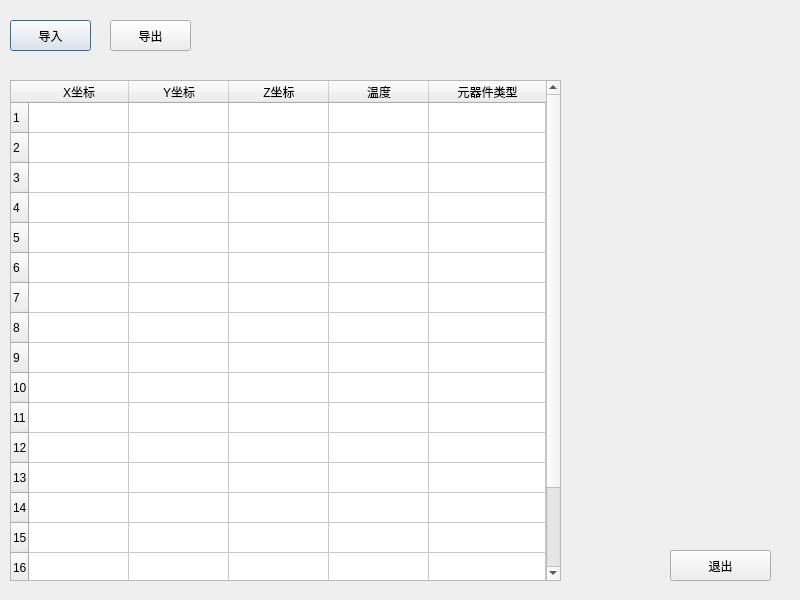
The window that monitor1.ui (k1moday/pyside2_GUI_project) describes before a commit, drawn with Qt 5.
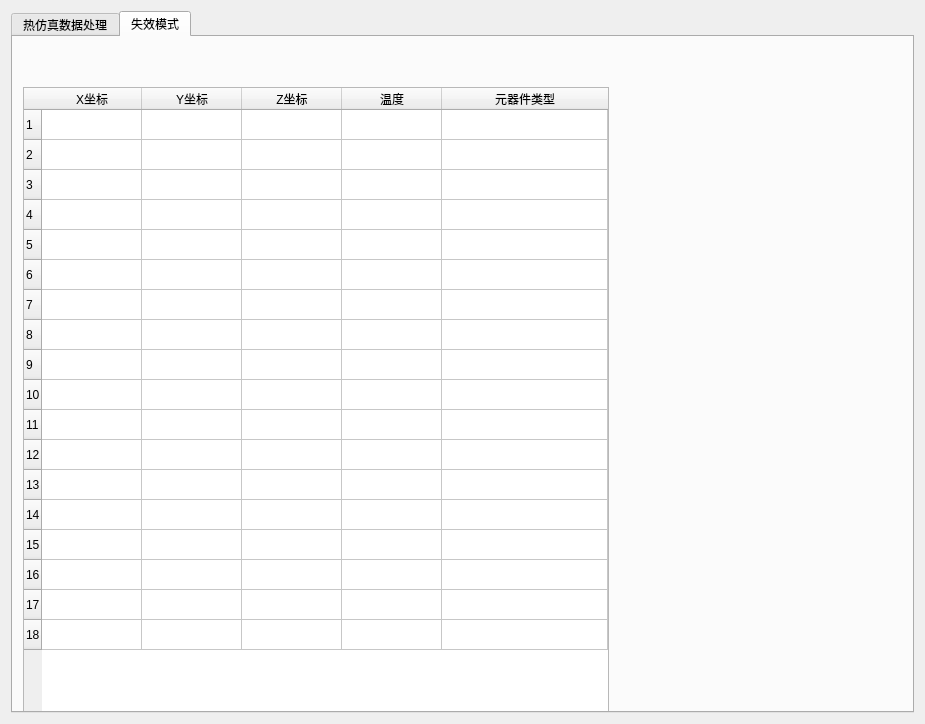
The same window after the commit. The open tabs and pages were chosen to show the change.

The edit to the form file:
```diff
--- a/monitor1.ui
+++ b/monitor1.ui
@@ -6,47 +6,70 @@
    <rect>
     <x>0</x>
     <y>0</y>
-    <width>800</width>
-    <height>600</height>
+    <width>925</width>
+    <height>724</height>
    </rect>
   </property>
   <property name="windowTitle">
    <string>热仿真数据处理</string>
   </property>
+  <layout class="QHBoxLayout" name="horizontalLayout">
+   <item>
+    <widget class="QTabWidget" name="tabWidget">
+     <property name="sizePolicy">
+      <sizepolicy hsizetype="Preferred" vsizetype="Preferred">
+       <horstretch>0</horstretch>
+       <verstretch>0</verstretch>
+      </sizepolicy>
+     </property>
+     <property name="currentIndex">
+      <number>0</number>
+     </property>
+     <widget class="QWidget" name="tab">
+      <attribute name="title">
+       <string>热仿真数据处理</string>
+      </attribute>
+      <layout class="QVBoxLayout" name="verticalLayout">
+       <item>
+        <layout class="QHBoxLayout" name="horizontalLayout_2">
+         <item>
   <widget class="QPushButton" name="pushButton">
-   <property name="geometry">
-    <rect>
-     <x>10</x>
-     <y>20</y>
-     <width>81</width>
-     <height>31</height>
-    </rect>
-   </property>
    <property name="text">
     <string>导入</string>
    </property>
   </widget>
+         </item>
+         <item>
   <widget class="QPushButton" name="pushButton_2">
-   <property name="geometry">
-    <rect>
-     <x>110</x>
-     <y>20</y>
-     <width>81</width>
-     <height>31</height>
-    </rect>
-   </property>
    <property name="text">
     <string>导出</string>
    </property>
   </widget>
+         </item>
+         <item>
+          <spacer name="horizontalSpacer">
+           <property name="orientation">
+            <enum>Qt::Horizontal</enum>
+           </property>
+           <property name="sizeHint" stdset="0">
+            <size>
+             <width>991</width>
+             <height>20</height>
+            </size>
+           </property>
+          </spacer>
+         </item>
+        </layout>
+       </item>
+       <item>
+        <layout class="QHBoxLayout" name="horizontalLayout_3">
+         <item>
   <widget class="QTableWidget" name="tableWidget">
-   <property name="geometry">
-    <rect>
-     <x>10</x>
-     <y>80</y>
-     <width>551</width>
-     <height>501</height>
-    </rect>
+           <property name="sizePolicy">
+            <sizepolicy hsizetype="Preferred" vsizetype="Expanding">
+             <horstretch>0</horstretch>
+             <verstretch>0</verstretch>
+            </sizepolicy>
    </property>
    <attribute name="horizontalHeaderStretchLastSection">
     <bool>true</bool>
@@ -530,19 +553,565 @@
     </property>
    </item>
   </widget>
+         </item>
+         <item>
+          <spacer name="horizontalSpacer_2">
+           <property name="orientation">
+            <enum>Qt::Horizontal</enum>
+           </property>
+           <property name="sizeType">
+            <enum>QSizePolicy::Fixed</enum>
+           </property>
+           <property name="sizeHint" stdset="0">
+            <size>
+             <width>300</width>
+             <height>20</height>
+            </size>
+           </property>
+          </spacer>
+         </item>
+        </layout>
+       </item>
+       <item>
+        <layout class="QHBoxLayout" name="horizontalLayout_4">
+         <item>
+          <spacer name="horizontalSpacer_3">
+           <property name="orientation">
+            <enum>Qt::Horizontal</enum>
+           </property>
+           <property name="sizeType">
+            <enum>QSizePolicy::Fixed</enum>
+           </property>
+           <property name="sizeHint" stdset="0">
+            <size>
+             <width>800</width>
+             <height>20</height>
+            </size>
+           </property>
+          </spacer>
+         </item>
+         <item>
   <widget class="QPushButton" name="pushButton_3">
-   <property name="geometry">
-    <rect>
-     <x>670</x>
-     <y>550</y>
-     <width>101</width>
-     <height>31</height>
-    </rect>
+           <property name="sizePolicy">
+            <sizepolicy hsizetype="Fixed" vsizetype="Fixed">
+             <horstretch>0</horstretch>
+             <verstretch>0</verstretch>
+            </sizepolicy>
    </property>
    <property name="text">
     <string>退出</string>
    </property>
   </widget>
+         </item>
+        </layout>
+       </item>
+      </layout>
+     </widget>
+     <widget class="QWidget" name="tab_2">
+      <attribute name="title">
+       <string>失效模式</string>
+      </attribute>
+      <widget class="QTableWidget" name="tableWidget_2">
+       <property name="geometry">
+        <rect>
+         <x>10</x>
+         <y>50</y>
+         <width>586</width>
+         <height>650</height>
+        </rect>
+       </property>
+       <property name="sizePolicy">
+        <sizepolicy hsizetype="Preferred" vsizetype="Expanding">
+         <horstretch>0</horstretch>
+         <verstretch>0</verstretch>
+        </sizepolicy>
+       </property>
+       <attribute name="horizontalHeaderStretchLastSection">
+        <bool>true</bool>
+       </attribute>
+       <attribute name="verticalHeaderStretchLastSection">
+        <bool>false</bool>
+       </attribute>
+       <row>
+        <property name="text">
+         <string>1</string>
+        </property>
+       </row>
+       <row>
+        <property name="text">
+         <string>2</string>
+        </property>
+       </row>
+       <row>
+        <property name="text">
+         <string>3</string>
+        </property>
+       </row>
+       <row>
+        <property name="text">
+         <string>4</string>
+        </property>
+       </row>
+       <row>
+        <property name="text">
+         <string>5</string>
+        </property>
+       </row>
+       <row>
+        <property name="text">
+         <string>6</string>
+        </property>
+       </row>
+       <row>
+        <property name="text">
+         <string>7</string>
+        </property>
+       </row>
+       <row>
+        <property name="text">
+         <string>8</string>
+        </property>
+       </row>
+       <row>
+        <property name="text">
+         <string>9</string>
+        </property>
+       </row>
+       <row>
+        <property name="text">
+         <string>10</string>
+        </property>
+       </row>
+       <row>
+        <property name="text">
+         <string>11</string>
+        </property>
+       </row>
+       <row>
+        <property name="text">
+         <string>12</string>
+        </property>
+       </row>
+       <row>
+        <property name="text">
+         <string>13</string>
+        </property>
+       </row>
+       <row>
+        <property name="text">
+         <string>14</string>
+        </property>
+       </row>
+       <row>
+        <property name="text">
+         <string>15</string>
+        </property>
+       </row>
+       <row>
+        <property name="text">
+         <string>16</string>
+        </property>
+       </row>
+       <row>
+        <property name="text">
+         <string>17</string>
+        </property>
+       </row>
+       <row>
+        <property name="text">
+         <string>18</string>
+        </property>
+       </row>
+       <column>
+        <property name="text">
+         <string>X坐标</string>
+        </property>
+       </column>
+       <column>
+        <property name="text">
+         <string>Y坐标</string>
+        </property>
+       </column>
+       <column>
+        <property name="text">
+         <string>Z坐标</string>
+        </property>
+       </column>
+       <column>
+        <property name="text">
+         <string>温度</string>
+        </property>
+       </column>
+       <column>
+        <property name="text">
+         <string>元器件类型</string>
+        </property>
+       </column>
+       <item row="0" column="0">
+        <property name="text">
+         <string/>
+        </property>
+       </item>
+       <item row="0" column="1">
+        <property name="text">
+         <string/>
+        </property>
+       </item>
+       <item row="0" column="2">
+        <property name="text">
+         <string/>
+        </property>
+       </item>
+       <item row="0" column="3">
+        <property name="text">
+         <string/>
+        </property>
+       </item>
+       <item row="1" column="0">
+        <property name="text">
+         <string/>
+        </property>
+       </item>
+       <item row="1" column="1">
+        <property name="text">
+         <string/>
+        </property>
+       </item>
+       <item row="1" column="2">
+        <property name="text">
+         <string/>
+        </property>
+       </item>
+       <item row="1" column="3">
+        <property name="text">
+         <string/>
+        </property>
+       </item>
+       <item row="2" column="0">
+        <property name="text">
+         <string/>
+        </property>
+       </item>
+       <item row="2" column="1">
+        <property name="text">
+         <string/>
+        </property>
+       </item>
+       <item row="2" column="2">
+        <property name="text">
+         <string/>
+        </property>
+       </item>
+       <item row="2" column="3">
+        <property name="text">
+         <string/>
+        </property>
+       </item>
+       <item row="3" column="0">
+        <property name="text">
+         <string/>
+        </property>
+       </item>
+       <item row="3" column="1">
+        <property name="text">
+         <string/>
+        </property>
+       </item>
+       <item row="3" column="2">
+        <property name="text">
+         <string/>
+        </property>
+       </item>
+       <item row="3" column="3">
+        <property name="text">
+         <string/>
+        </property>
+       </item>
+       <item row="4" column="0">
+        <property name="text">
+         <string/>
+        </property>
+       </item>
+       <item row="4" column="1">
+        <property name="text">
+         <string/>
+        </property>
+       </item>
+       <item row="4" column="2">
+        <property name="text">
+         <string/>
+        </property>
+       </item>
+       <item row="4" column="3">
+        <property name="text">
+         <string/>
+        </property>
+       </item>
+       <item row="5" column="0">
+        <property name="text">
+         <string/>
+        </property>
+       </item>
+       <item row="5" column="1">
+        <property name="text">
+         <string/>
+        </property>
+       </item>
+       <item row="5" column="2">
+        <property name="text">
+         <string/>
+        </property>
+       </item>
+       <item row="5" column="3">
+        <property name="text">
+         <string/>
+        </property>
+       </item>
+       <item row="6" column="0">
+        <property name="text">
+         <string/>
+        </property>
+       </item>
+       <item row="6" column="1">
+        <property name="text">
+         <string/>
+        </property>
+       </item>
+       <item row="6" column="2">
+        <property name="text">
+         <string/>
+        </property>
+       </item>
+       <item row="6" column="3">
+        <property name="text">
+         <string/>
+        </property>
+       </item>
+       <item row="7" column="0">
+        <property name="text">
+         <string/>
+        </property>
+       </item>
+       <item row="7" column="1">
+        <property name="text">
+         <string/>
+        </property>
+       </item>
+       <item row="7" column="2">
+        <property name="text">
+         <string/>
+        </property>
+       </item>
+       <item row="7" column="3">
+        <property name="text">
+         <string/>
+        </property>
+       </item>
+       <item row="8" column="0">
+        <property name="text">
+         <string/>
+        </property>
+       </item>
+       <item row="8" column="1">
+        <property name="text">
+         <string/>
+        </property>
+       </item>
+       <item row="8" column="2">
+        <property name="text">
+         <string/>
+        </property>
+       </item>
+       <item row="8" column="3">
+        <property name="text">
+         <string/>
+        </property>
+       </item>
+       <item row="9" column="0">
+        <property name="text">
+         <string/>
+        </property>
+       </item>
+       <item row="9" column="1">
+        <property name="text">
+         <string/>
+        </property>
+       </item>
+       <item row="9" column="2">
+        <property name="text">
+         <string/>
+        </property>
+       </item>
+       <item row="9" column="3">
+        <property name="text">
+         <string/>
+        </property>
+       </item>
+       <item row="10" column="0">
+        <property name="text">
+         <string/>
+        </property>
+       </item>
+       <item row="10" column="1">
+        <property name="text">
+         <string/>
+        </property>
+       </item>
+       <item row="10" column="2">
+        <property name="text">
+         <string/>
+        </property>
+       </item>
+       <item row="10" column="3">
+        <property name="text">
+         <string/>
+        </property>
+       </item>
+       <item row="11" column="0">
+        <property name="text">
+         <string/>
+        </property>
+       </item>
+       <item row="11" column="1">
+        <property name="text">
+         <string/>
+        </property>
+       </item>
+       <item row="11" column="2">
+        <property name="text">
+         <string/>
+        </property>
+       </item>
+       <item row="11" column="3">
+        <property name="text">
+         <string/>
+        </property>
+       </item>
+       <item row="12" column="0">
+        <property name="text">
+         <string/>
+        </property>
+       </item>
+       <item row="12" column="1">
+        <property name="text">
+         <string/>
+        </property>
+       </item>
+       <item row="12" column="2">
+        <property name="text">
+         <string/>
+        </property>
+       </item>
+       <item row="12" column="3">
+        <property name="text">
+         <string/>
+        </property>
+       </item>
+       <item row="13" column="0">
+        <property name="text">
+         <string/>
+        </property>
+       </item>
+       <item row="13" column="1">
+        <property name="text">
+         <string/>
+        </property>
+       </item>
+       <item row="13" column="2">
+        <property name="text">
+         <string/>
+        </property>
+       </item>
+       <item row="13" column="3">
+        <property name="text">
+         <string/>
+        </property>
+       </item>
+       <item row="14" column="0">
+        <property name="text">
+         <string/>
+        </property>
+       </item>
+       <item row="14" column="1">
+        <property name="text">
+         <string/>
+        </property>
+       </item>
+       <item row="14" column="2">
+        <property name="text">
+         <string/>
+        </property>
+       </item>
+       <item row="14" column="3">
+        <property name="text">
+         <string/>
+        </property>
+       </item>
+       <item row="15" column="0">
+        <property name="text">
+         <string/>
+        </property>
+       </item>
+       <item row="15" column="1">
+        <property name="text">
+         <string/>
+        </property>
+       </item>
+       <item row="15" column="2">
+        <property name="text">
+         <string/>
+        </property>
+       </item>
+       <item row="15" column="3">
+        <property name="text">
+         <string/>
+        </property>
+       </item>
+       <item row="16" column="0">
+        <property name="text">
+         <string/>
+        </property>
+       </item>
+       <item row="16" column="1">
+        <property name="text">
+         <string/>
+        </property>
+       </item>
+       <item row="16" column="2">
+        <property name="text">
+         <string/>
+        </property>
+       </item>
+       <item row="16" column="3">
+        <property name="text">
+         <string/>
+        </property>
+       </item>
+       <item row="17" column="0">
+        <property name="text">
+         <string/>
+        </property>
+       </item>
+       <item row="17" column="1">
+        <property name="text">
+         <string/>
+        </property>
+       </item>
+       <item row="17" column="2">
+        <property name="text">
+         <string/>
+        </property>
+       </item>
+       <item row="17" column="3">
+        <property name="text">
+         <string/>
+        </property>
+       </item>
+      </widget>
+     </widget>
+    </widget>
+   </item>
+  </layout>
  </widget>
  <resources/>
  <connections/>
```
Lines whose indentation alone changed are shown as unchanged.
